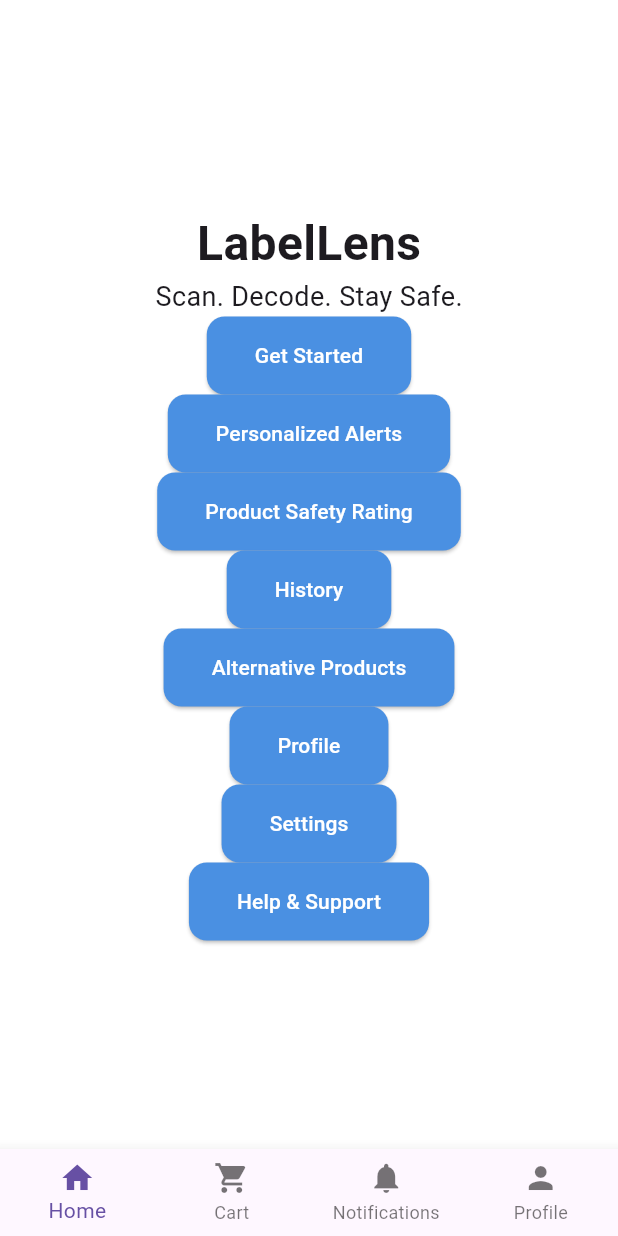
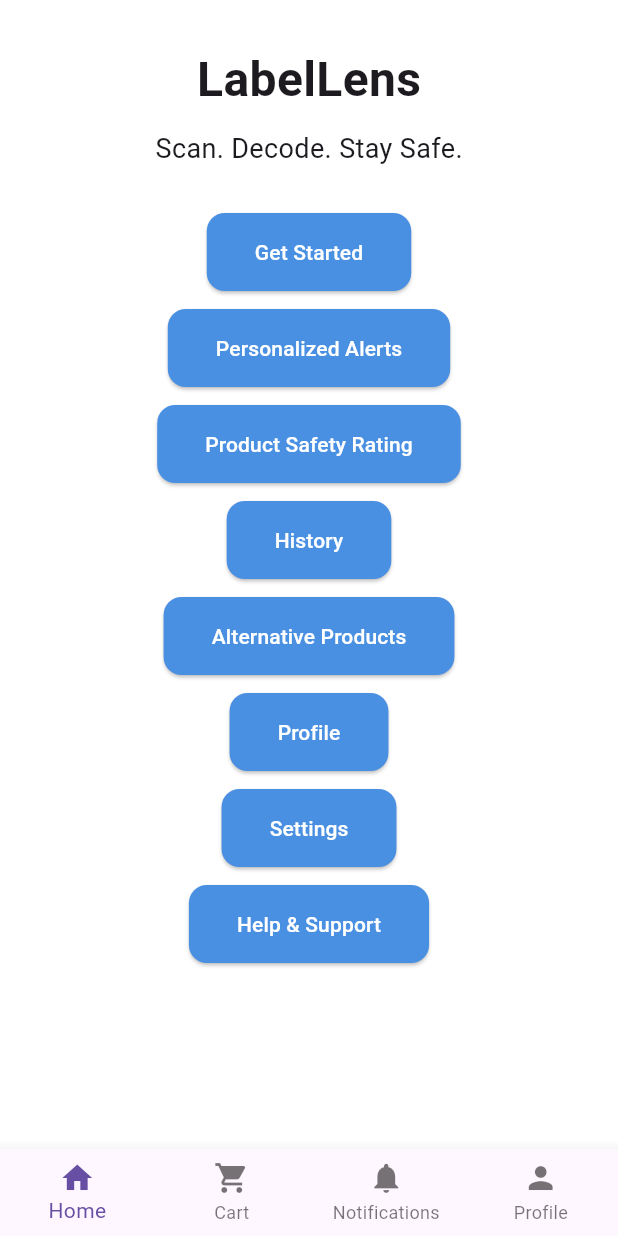
Before and after one commit to mo-kmj/LabelLens, a Flutter app: the screen it shows once a user with an empty profile is signed in, on a phone screen of 412 x 824 dp. Run offline on Flutter 3.47's test engine with Material 3 defaults, Android fonts, the phone set to English and light mode, and no system bars; our stand-ins replace firebase_auth, firebase_core, flutter_spinkit, google_sign_in, image_picker; missing offline and left inert: google_ml_kit; accounts and stored records are empty.

Commit message:
Refactor HomePage layout for improved UI
Refactor HomePage layout to use SafeArea and SingleChildScrollView for improved UI. Added padding and spacing for better button arrangement.

```diff
--- a/lib/screens/home_page.dart
+++ b/lib/screens/home_page.dart
@@ -1,7 +1,6 @@
-// lib/screens/home_page.dart
 import 'package:flutter/material.dart';
 import 'package:provider/provider.dart';
-import '../providers/auth_provider.dart' as app_auth;  // Alias to avoid potential Firebase conflict
+import '../providers/auth_provider.dart' as app_auth; // Alias to avoid potential Firebase conflict
 import 'login_page.dart';
 import 'scan_page.dart';
 import 'cart_page.dart';
@@ -9,82 +8,124 @@ import 'notifications_page.dart';
 import 'profile_page.dart';
 import 'additional_pages.dart';
 
-
 class HomePage extends StatelessWidget {
   const HomePage({super.key});
 
   @override
   Widget build(BuildContext context) {
     final auth = Provider.of<app_auth.AuthProvider>(context);
+
     return Scaffold(
-      body: Center(
+      body: SafeArea(
+        child: SingleChildScrollView(
+          padding: const EdgeInsets.symmetric(vertical: 30, horizontal: 20),
+          child: Center(
             child: Column(
-          mainAxisAlignment: MainAxisAlignment.center,
+              crossAxisAlignment: CrossAxisAlignment.center,
               children: [
-            const Text('LabelLens', style: TextStyle(fontSize: 32, fontWeight: FontWeight.bold)),
-            const Text('Scan. Decode. Stay Safe.', style: TextStyle(fontSize: 18)),
+                const Text(
+                  'LabelLens',
+                  style: TextStyle(fontSize: 32, fontWeight: FontWeight.bold),
+                ),
+                const SizedBox(height: 10),
+                const Text(
+                  'Scan. Decode. Stay Safe.',
+                  style: TextStyle(fontSize: 18),
+                ),
+                const SizedBox(height: 30),
+
                 ElevatedButton(
                   onPressed: () {
-                // Since HomePage is only shown when logged in, always navigate to ScanPage
                     Navigator.push(context, MaterialPageRoute(builder: (_) => const ScanPage()));
                   },
                   child: const Text('Get Started'),
                 ),
+                const SizedBox(height: 12),
+
                 // ---- New feature navigation buttons ----
                 ElevatedButton(
                   onPressed: () {
-                Navigator.push(context,
-                  MaterialPageRoute(builder: (context) => const PersonalizedAlertsPage()));
+                    Navigator.push(
+                      context,
+                      MaterialPageRoute(builder: (context) => const PersonalizedAlertsPage()),
+                    );
                   },
                   child: const Text('Personalized Alerts'),
                 ),
+                const SizedBox(height: 12),
+
                 ElevatedButton(
                   onPressed: () {
-                Navigator.push(context,
-                  MaterialPageRoute(builder: (context) => const ProductSafetyRatingPage()));
+                    Navigator.push(
+                      context,
+                      MaterialPageRoute(builder: (context) => const ProductSafetyRatingPage()),
+                    );
                   },
                   child: const Text('Product Safety Rating'),
                 ),
+                const SizedBox(height: 12),
+
                 ElevatedButton(
                   onPressed: () {
-                Navigator.push(context,
-                  MaterialPageRoute(builder: (context) => const HistoryPage()));
+                    Navigator.push(
+                      context,
+                      MaterialPageRoute(builder: (context) => const HistoryPage()),
+                    );
                   },
                   child: const Text('History'),
                 ),
+                const SizedBox(height: 12),
+
                 ElevatedButton(
                   onPressed: () {
-                Navigator.push(context,
-                  MaterialPageRoute(builder: (context) => const AlternativeProductsPage()));
+                    Navigator.push(
+                      context,
+                      MaterialPageRoute(builder: (context) => const AlternativeProductsPage()),
+                    );
                   },
                   child: const Text('Alternative Products'),
                 ),
+                const SizedBox(height: 12),
+
                 ElevatedButton(
                   onPressed: () {
-                Navigator.push(context,
-                  MaterialPageRoute(builder: (context) => const ProfilePageNew()));
+                    Navigator.push(
+                      context,
+                      MaterialPageRoute(builder: (context) => const ProfilePageNew()),
+                    );
                   },
                   child: const Text('Profile'),
                 ),
+                const SizedBox(height: 12),
+
                 ElevatedButton(
                   onPressed: () {
-                Navigator.push(context,
-                  MaterialPageRoute(builder: (context) => const SettingsPage()));
+                    Navigator.push(
+                      context,
+                      MaterialPageRoute(builder: (context) => const SettingsPage()),
+                    );
                   },
                   child: const Text('Settings'),
                 ),
+                const SizedBox(height: 12),
+
                 ElevatedButton(
                   onPressed: () {
-                Navigator.push(context,
-                  MaterialPageRoute(builder: (context) => const HelpSupportPage()));
+                    Navigator.push(
+                      context,
+                      MaterialPageRoute(builder: (context) => const HelpSupportPage()),
+                    );
                   },
                   child: const Text('Help & Support'),
                 ),
+                const SizedBox(height: 30),
                 // ---- End of new buttons ----
-
               ],
             ),
           ),
+        ),
+      ),
+
       bottomNavigationBar: BottomNavigationBar(
         items: const [
           BottomNavigationBarItem(icon: Icon(Icons.home), label: 'Home'),
@@ -95,14 +136,12 @@ class HomePage extends StatelessWidget {
         currentIndex: 0,
         type: BottomNavigationBarType.fixed,
         onTap: (index) {
-          // Redundant check since HomePage is for logged-in users, but kept for safety
           if (!auth.isLoggedIn) {
             Navigator.push(context, MaterialPageRoute(builder: (_) => const LoginPage()));
             return;
           }
           switch (index) {
             case 0:
-              // Stay on home
               break;
             case 1:
               Navigator.push(context, MaterialPageRoute(builder: (_) => const CartPage()));
```
Lines whose indentation alone changed are shown as unchanged.
